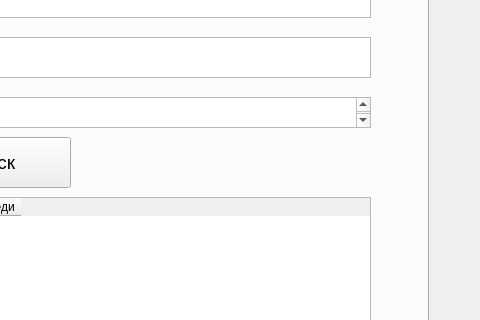
Qt form Lab5/forms/form.ui (DSKuro/Computer-Modelling-Labs) before a commit; both pictures show x 442 to 922 and y 159 to 479 of the 922 by 634 pixel window.
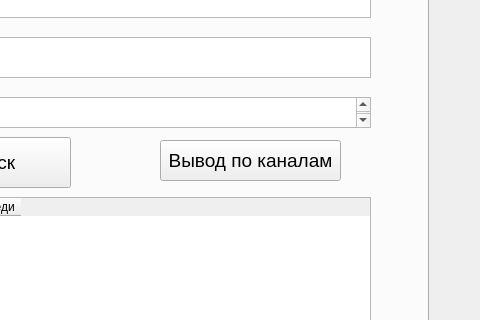
The same form after that commit. The open tabs and pages were chosen to show the change.

What changed in the file:
```diff
--- a/Lab5/forms/form.ui
+++ b/Lab5/forms/form.ui
@@ -422,6 +422,24 @@
       </font>
      </property>
     </widget>
+    <widget class="QPushButton" name="pushButton">
+     <property name="geometry">
+      <rect>
+       <x>600</x>
+       <y>273</y>
+       <width>181</width>
+       <height>41</height>
+      </rect>
+     </property>
+     <property name="font">
+      <font>
+       <pointsize>14</pointsize>
+      </font>
+     </property>
+     <property name="text">
+      <string>Вывод по каналам</string>
+     </property>
+    </widget>
    </widget>
   </widget>
  </widget>
```
Left out of the diff: 2 changed lines with no effect on the pictures.
